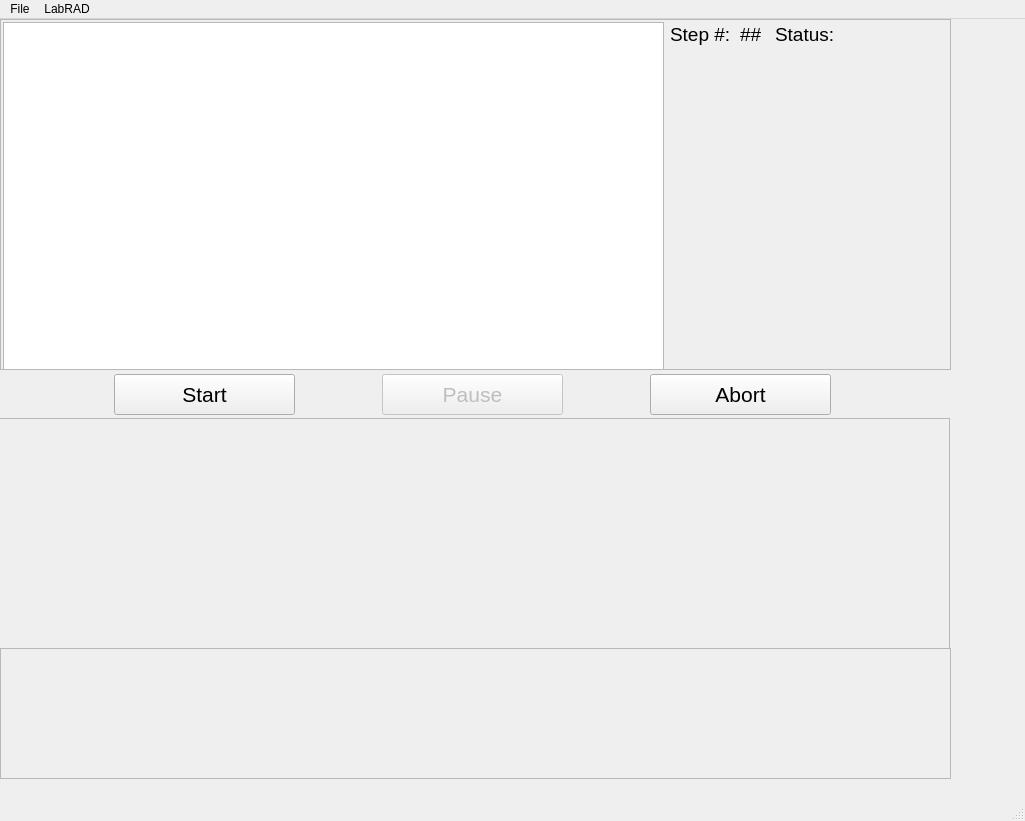
Qt form Interfaces/Base_Process_Window.ui (afylab/Tip-Deposition) before a commit.
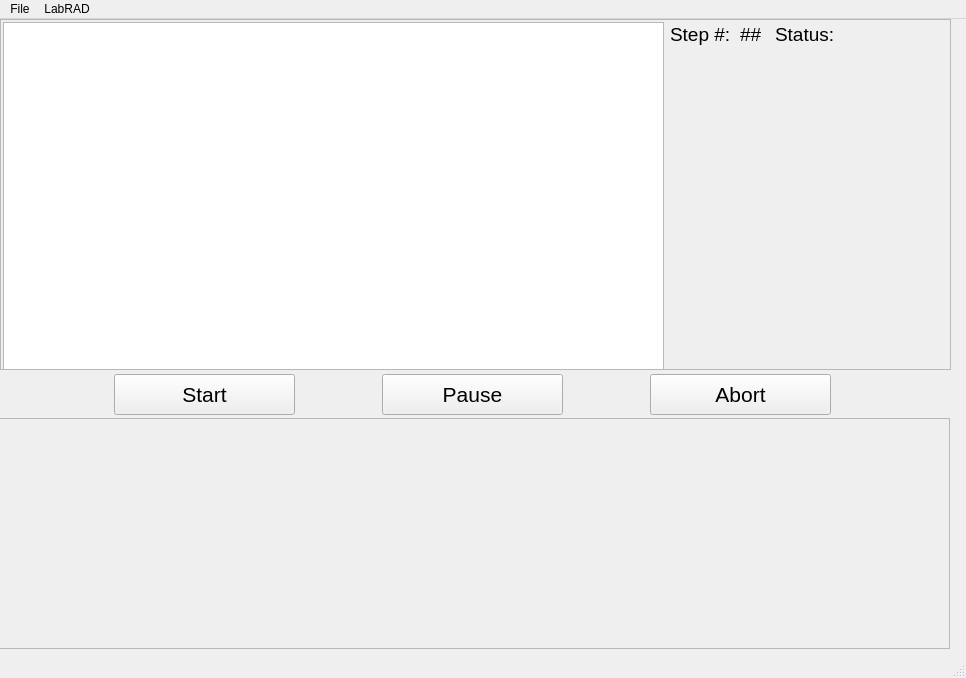
The same form after that commit.

Diff of the .ui file:
```diff
--- a/Interfaces/Base_Process_Window.ui
+++ b/Interfaces/Base_Process_Window.ui
@@ -6,8 +6,8 @@
    <rect>
     <x>0</x>
     <y>0</y>
-    <width>1025</width>
-    <height>821</height>
+    <width>966</width>
+    <height>678</height>
    </rect>
   </property>
   <property name="windowTitle">
@@ -253,25 +253,9 @@
      <string>Abort</string>
     </property>
    </widget>
-   <widget class="QFrame" name="recipeFrame">
-    <property name="geometry">
-     <rect>
-      <x>0</x>
-      <y>629</y>
-      <width>951</width>
-      <height>131</height>
-     </rect>
-    </property>
-    <property name="frameShape">
-     <enum>QFrame::StyledPanel</enum>
-    </property>
-    <property name="frameShadow">
-     <enum>QFrame::Raised</enum>
-    </property>
-   </widget>
    <widget class="QPushButton" name="pauseButton">
     <property name="enabled">
-     <bool>false</bool>
+     <bool>true</bool>
     </property>
     <property name="geometry">
      <rect>
@@ -296,7 +280,7 @@
     <rect>
      <x>0</x>
      <y>0</y>
-     <width>1025</width>
+     <width>966</width>
      <height>21</height>
     </rect>
    </property>
```
